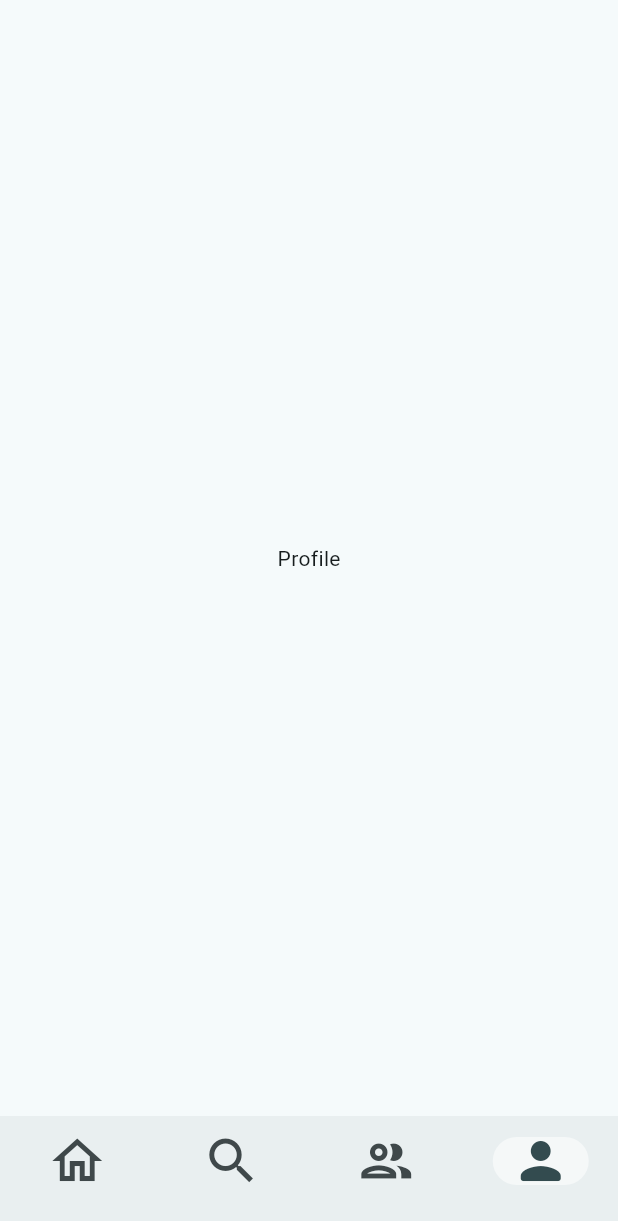
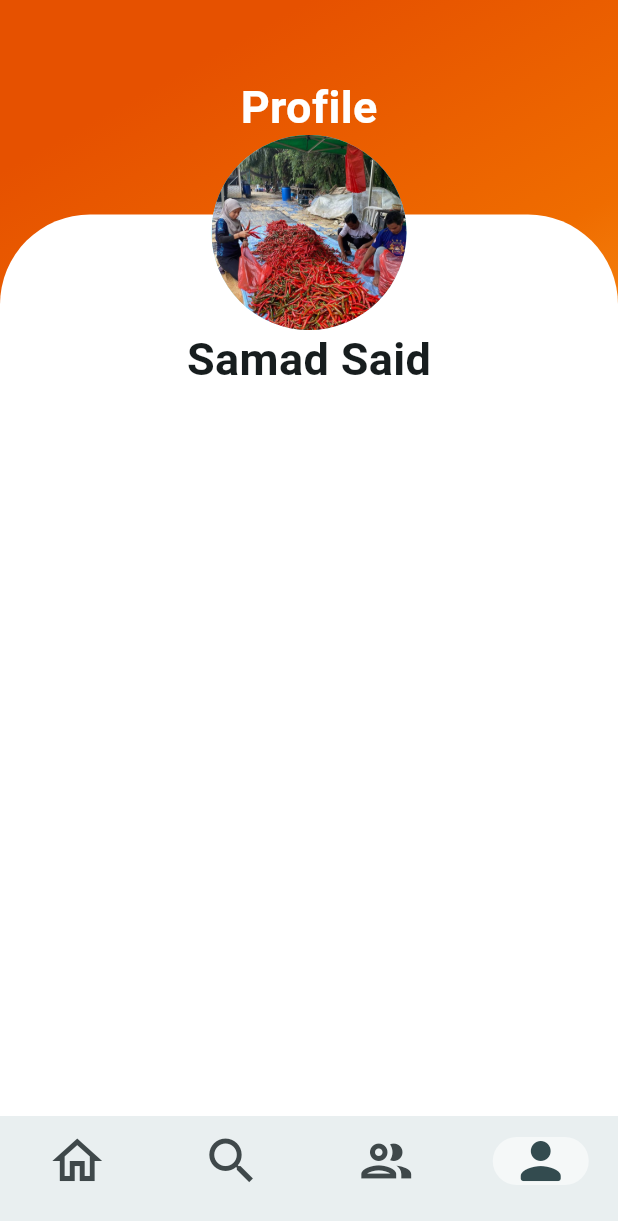
Before and after one commit to aidilaqif/growhub, a Flutter app: the screen it shows after launch, item 4 of the bottom bar chosen, on a phone screen of 412 x 824 dp. Shown: the top 1221 px of the screen. Run offline on Flutter 3.47's test engine with Material 3 defaults, Android fonts, the light colour scheme and no system bars; our stand-ins replace animate_do, carousel_slider, get, iconsax.

Commit message:
added name and pfp on profile picture

```diff
--- a/lib/nav_bar.dart
+++ b/lib/nav_bar.dart
@@ -2,6 +2,7 @@ import 'package:flutter/material.dart';
 import 'package:growhub/community/community.dart';
 import 'package:growhub/discover_page.dart';
 import 'package:growhub/home_page.dart';
+import 'package:growhub/profile/user.dart';
 
 class NavBar extends StatefulWidget {
   const NavBar({super.key});
@@ -27,23 +28,47 @@ class _NavBarState extends State<NavBar> {
         selectedIndex: currentPageIndex,
         destinations: const <Widget>[
           NavigationDestination(
-            selectedIcon: Icon(Icons.home, size: 40,),
-            icon: Icon(Icons.home_outlined, size: 40,),
+            selectedIcon: Icon(
+              Icons.home,
+              size: 40,
+            ),
+            icon: Icon(
+              Icons.home_outlined,
+              size: 40,
+            ),
             label: '',
           ),
           NavigationDestination(
-            selectedIcon: Icon(Icons.search, size: 40,),
-            icon: Icon(Icons.search_outlined, size: 40,),
+            selectedIcon: Icon(
+              Icons.search,
+              size: 40,
+            ),
+            icon: Icon(
+              Icons.search_outlined,
+              size: 40,
+            ),
             label: '',
           ),
           NavigationDestination(
-            selectedIcon: Icon(Icons.group, size: 40,),
-            icon: Icon(Icons.group_outlined, size: 40,),
+            selectedIcon: Icon(
+              Icons.group,
+              size: 40,
+            ),
+            icon: Icon(
+              Icons.group_outlined,
+              size: 40,
+            ),
             label: '',
           ),
           NavigationDestination(
-            selectedIcon: Icon(Icons.person_rounded, size: 40,),
-            icon: Icon(Icons.person_outline_rounded, size: 40,),
+            selectedIcon: Icon(
+              Icons.person_rounded,
+              size: 40,
+            ),
+            icon: Icon(
+              Icons.person_outline_rounded,
+              size: 40,
+            ),
             label: '',
           ),
         ],
@@ -53,7 +78,7 @@ class _NavBarState extends State<NavBar> {
         const HomePage(),
         const DiscoverPage(),
         const CommunityPage(),
-        const Center(child: Text("Profile")),
+        ProfilePage(),
       ][currentPageIndex],
     );
   }
--- /dev/null
+++ b/lib/profile/user.dart
@@ -0,0 +1,100 @@
+import 'package:animate_do/animate_do.dart';
+import 'package:flutter/material.dart';
+
+class ProfilePage extends StatelessWidget {
+  @override
+  Widget build(BuildContext context) {
+    return Scaffold(
+      body: Stack(
+        children: [
+          Container(
+            width: double.infinity,
+            decoration: BoxDecoration(
+                gradient: LinearGradient(begin: Alignment.topCenter, colors: [
+              Colors.orange.shade900,
+              Colors.orange.shade800,
+              Colors.orange.shade400
+            ])),
+            child: Column(
+              crossAxisAlignment: CrossAxisAlignment.start,
+              children: <Widget>[
+                SizedBox(
+                  height: 40,
+                ),
+                Center(
+                  child: Padding(
+                    padding: EdgeInsets.only(top: 10),
+                    child: Column(
+                      crossAxisAlignment: CrossAxisAlignment.start,
+                      mainAxisAlignment: MainAxisAlignment.start,
+                      children: <Widget>[
+                        FadeInUp(
+                          duration: Duration(milliseconds: 1000),
+                          child: Text(
+                            "Profile",
+                            style: TextStyle(
+                                color: Colors.white,
+                                fontSize: 30,
+                                fontWeight: FontWeight.bold),
+                          ),
+                        ),
+                        SizedBox(
+                          height: 10,
+                        ),
+                      ],
+                    ),
+                  ),
+                ),
+                SizedBox(height: 40),
+                Expanded(
+                  child: Container(
+                    width: double.maxFinite,
+                    decoration: BoxDecoration(
+                        color: Colors.white,
+                        borderRadius: BorderRadius.only(
+                            topLeft: Radius.circular(60),
+                            topRight: Radius.circular(60))),
+                    child: Padding(
+                      padding: EdgeInsets.symmetric(vertical: 75),
+                      child: Column(
+                          mainAxisAlignment: MainAxisAlignment.start,
+                          children: const [
+                            Text("Samad Said",
+                                style: TextStyle(
+                                    fontSize: 30, fontWeight: FontWeight.bold))
+                          ]),
+                    ),
+                  ),
+                ),
+              ],
+            ),
+          ),
+          Column(
+            children: [
+              SizedBox(
+                height: 90,
+              ),
+              SizedBox(
+                height: 130,
+                child: Row(
+                  mainAxisAlignment: MainAxisAlignment.center,
+                  children: const [
+                    CircleAvatar(
+                      maxRadius: 65,
+                      backgroundImage: AssetImage("assets/images/cili1.jpeg"),
+                    )
+                  ],
+                ),
+              ),
+            ],
+          ),
+        ],
+      ),
+    );
+  }
+
+  Widget buildProfileImage() => CircleAvatar(
+        backgroundColor: Colors.grey.shade800,
+        backgroundImage: AssetImage('assets/images/cili.jpeg'),
+      );
+}
--- a/pubspec.yaml
+++ b/pubspec.yaml
@@ -49,6 +49,7 @@ dependencies:
   readmore: ^2.2.0
   flutter_rating_bar: ^4.0.1
   capped_progress_indicator: ^0.0.2
+  animate_do: ^3.1.2
 
 dev_dependencies:
   flutter_test:
```
Also changed, not shown: lib/main.dart (line endings or trailing spaces), pubspec.lock.
